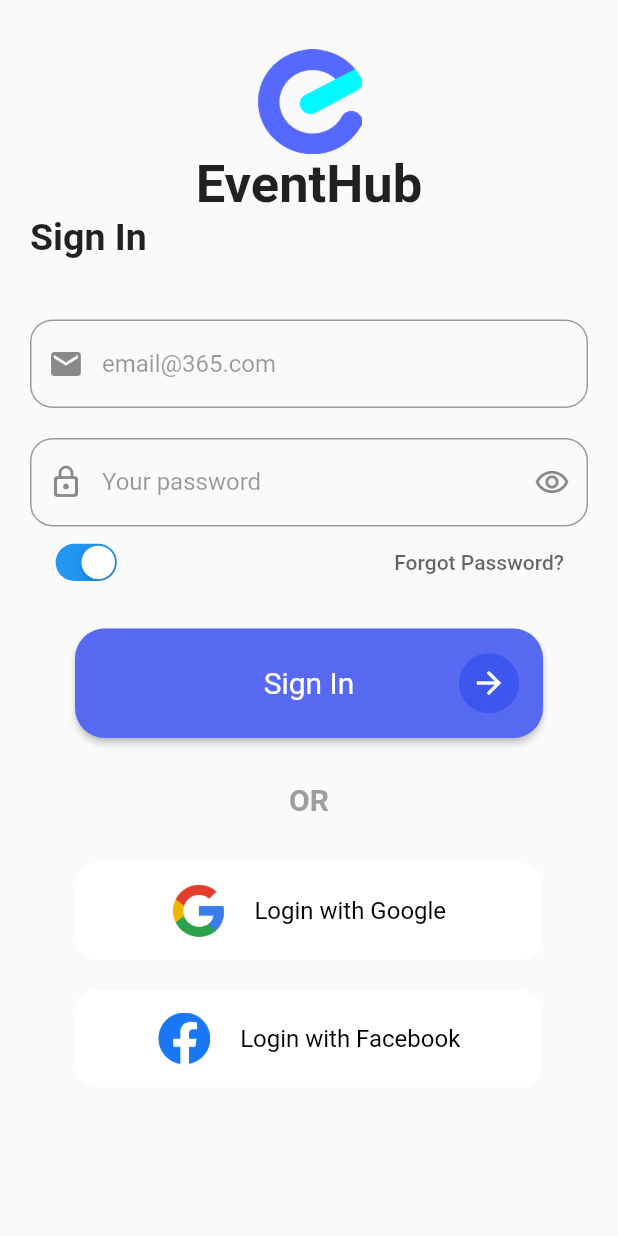
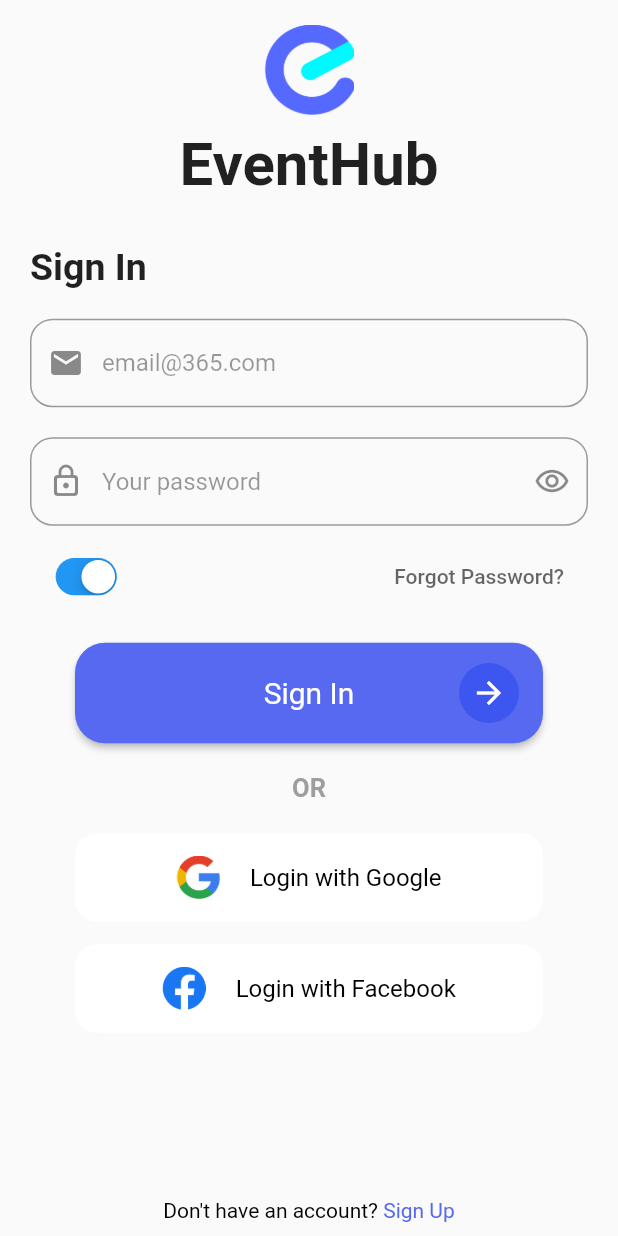
Before and after one commit to flutter-preview/DiftaFitrahul-booking-app-with-getx-and-express-js, a Flutter app: the screen it shows after launch, after a tap on "Sign In", on a phone screen of 412 x 824 dp. Run offline on Flutter 3.47's test engine with Material 2 defaults, Android fonts, the phone set to English and light mode, and no system bars; our stand-ins replace device_preview.

Commit message:
finish responsive login view

```diff
--- a/lib/components/button_auth_component.dart
+++ b/lib/components/button_auth_component.dart
@@ -4,13 +4,11 @@
   final String title;
   final VoidCallback onPress;
 
-  const ButtonAuthComp({super.key,
-  required this.title,
-  required this.onPress
-  });
+  const ButtonAuthComp({super.key, required this.title, required this.onPress});
 
   @override
   Widget build(BuildContext context) {
+    final screenHeight = MediaQuery.sizeOf(context).height;
     return Padding(
       padding: const EdgeInsets.symmetric(horizontal: 30.0),
       child: ElevatedButton(
@@ -24,11 +22,12 @@
               children: [
                 Align(
                     child: Padding(
-                  padding: const EdgeInsets.symmetric(vertical: 25.0),
+                  padding: EdgeInsets.symmetric(
+                      vertical: screenHeight < 880 ? 22 : 25.0),
                   child: Text(
                     title,
-                    style:
-                        const TextStyle(fontSize: 20, fontWeight: FontWeight.normal),
+                    style: const TextStyle(
+                        fontSize: 20, fontWeight: FontWeight.normal),
                   ),
                 )),
                 Align(
--- a/lib/components/provider_button_component.dart
+++ b/lib/components/provider_button_component.dart
@@ -4,14 +4,16 @@
   final String title;
   final String logoPath;
   final VoidCallback onPress;
-  const ProviderLogButton({super.key,
-  required this.title,
-  required this.logoPath,
-  required this.onPress,
+  const ProviderLogButton({
+    super.key,
+    required this.title,
+    required this.logoPath,
+    required this.onPress,
   });
 
   @override
   Widget build(BuildContext context) {
+    final screenHeight = MediaQuery.sizeOf(context).height;
     return Padding(
       padding: const EdgeInsets.symmetric(horizontal: 30.0),
       child: ElevatedButton(
@@ -27,14 +29,14 @@
               mainAxisAlignment: MainAxisAlignment.center,
               children: [
                 SizedBox(
-                  height: 35,
-                  width: 35,
+                  height: screenHeight < 880 ? 29 : 35,
+                  width: screenHeight < 880 ? 29 : 35,
                   child: Image.asset(logoPath),
                 ),
                 const SizedBox(
                   width: 20,
                 ),
-                 Text(
+                Text(
                   title,
                   style: TextStyle(
                       fontSize: 16,
--- a/lib/login_page.dart
+++ b/lib/login_page.dart
@@ -2,6 +2,7 @@
 import 'package:booking_app/components/form_auth_component.dart';
 import 'package:booking_app/components/provider_button_component.dart';
 import 'package:flutter/cupertino.dart';
+import 'package:flutter/gestures.dart';
 import 'package:flutter/material.dart';
 
 class LoginPage extends StatelessWidget {
@@ -12,65 +13,83 @@
     final _emailController = TextEditingController();
     final _passwordController = TextEditingController();
 
+    final screenHeight = MediaQuery.sizeOf(context).height;
+
     return Scaffold(
       body: SafeArea(
-          child: SingleChildScrollView(
+          child: LayoutBuilder(
+              builder: (context, constraints) => SingleChildScrollView(
+                    child: ConstrainedBox(
+                      constraints:
+                          BoxConstraints(minHeight: constraints.maxHeight),
+                      child: IntrinsicHeight(
                         child: GestureDetector(
-          onTap: () {
-            FocusScope.of(context).unfocus();
-            _passwordController.clear();
-          },
+                          onTap: () {},
                           child: Padding(
-            padding: const EdgeInsets.symmetric(horizontal: 20.0),
+                            padding:
+                                const EdgeInsets.symmetric(horizontal: 20.0),
                             child: Column(
                               crossAxisAlignment: CrossAxisAlignment.center,
                               children: [
                                 SizedBox(
-                  height: MediaQuery.sizeOf(context).height * 0.04,
+                                  height:
+                                      MediaQuery.sizeOf(context).height * 0.02,
                                 ),
                                 SizedBox(
-                  height: 70,
-                  width: 70,
+                                  height: screenHeight < 880 ? 60 : 70,
+                                  width: screenHeight < 880 ? 60 : 70,
                                   child: Image.asset(
                                     'assets/Group.png',
                                     fit: BoxFit.fill,
                                   ),
                                 ),
+                                const SizedBox(
+                                  height: 10,
+                                ),
                                 const Text(
                                   'EventHub',
-                  style: TextStyle(fontWeight: FontWeight.bold, fontSize: 35),
+                                  style: TextStyle(
+                                      fontWeight: FontWeight.bold,
+                                      fontSize: 40),
+                                ),
+                                const SizedBox(
+                                  height: 30,
                                 ),
                                 const Align(
                                     alignment: Alignment.centerLeft,
                                     child: Text(
                                       'Sign In',
-                      style:
-                          TextStyle(fontSize: 25, fontWeight: FontWeight.w600),
+                                      style: TextStyle(
+                                          fontSize: 25,
+                                          fontWeight: FontWeight.w600),
                                     )),
-                const SizedBox(
-                  height: 20,
-                ),
                                 const SizedBox(
                                   height: 20,
                                 ),
                                 FormAuthComp(
                                     formController: _emailController,
                                     hintText: 'email@365.com',
-                    leadingIcon: Icon(Icons.email),
+                                    leadingIcon: const Icon(Icons.email),
                                     trailingButton: null),
-                const SizedBox(height: 20),
+                                const SizedBox(
+                                  height: 20,
+                                ),
                                 FormAuthComp(
                                   formController: _passwordController,
                                   hintText: 'Your password',
-                  leadingIcon: const Icon(Icons.lock_outline_rounded),
+                                  leadingIcon:
+                                      const Icon(Icons.lock_outline_rounded),
                                   trailingButton: IconButton(
                                       onPressed: () {},
-                      icon: const Icon(Icons.remove_red_eye_outlined)),
+                                      icon: const Icon(
+                                          Icons.remove_red_eye_outlined)),
                                 ),
                                 Padding(
-                  padding: const EdgeInsets.symmetric(horizontal: 8.0),
+                                  padding: const EdgeInsets.symmetric(
+                                      horizontal: 8.0, vertical: 10),
                                   child: Row(
-                    mainAxisAlignment: MainAxisAlignment.spaceBetween,
+                                    mainAxisAlignment:
+                                        MainAxisAlignment.spaceBetween,
                                     children: [
                                       Transform.scale(
                                         scale: 0.8,
@@ -84,23 +103,25 @@
                                           onPressed: () {},
                                           child: Text(
                                             'Forgot Password?',
-                            style:
-                                TextStyle(color: Colors.black.withOpacity(0.6)),
+                                            style: TextStyle(
+                                                color: Colors.black
+                                                    .withOpacity(0.6)),
                                           ))
                                     ],
                                   ),
                                 ),
-                const SizedBox(height: 20),
+                                SizedBox(height: screenHeight < 880 ? 10 : 20),
                                 ButtonAuthComp(
                                   title: 'Sign In',
                                   onPress: () {},
                                 ),
-                const Padding(
-                  padding: EdgeInsets.symmetric(vertical: 30),
+                                Padding(
+                                  padding: EdgeInsets.symmetric(
+                                      vertical: screenHeight < 880 ? 20 : 25),
                                   child: Text(
                                     'OR',
                                     style: TextStyle(
-                        fontSize: 20,
+                                        fontSize: screenHeight < 880 ? 17 : 20,
                                         fontWeight: FontWeight.bold,
                                         color: Colors.grey),
                                   ),
@@ -110,17 +131,41 @@
                                   logoPath: 'assets/google.png',
                                   onPress: () {},
                                 ),
-                const SizedBox(height: 20),
+                                SizedBox(height: screenHeight < 880 ? 15 : 20),
                                 ProviderLogButton(
                                   title: 'Login with Facebook',
                                   logoPath: 'assets/facebook.png',
                                   onPress: () {},
-                )
+                                ),
+                                const Expanded(child: SizedBox()),
+                                Padding(
+                                    padding: EdgeInsets.only(
+                                        bottom: screenHeight < 880
+                                            ? 9
+                                            : screenHeight > 920
+                                                ? 80.0
+                                                : 30.0),
+                                    child: RichText(
+                                        text: TextSpan(
+                                            text: "Don't have an account? ",
+                                            style: const TextStyle(
+                                                color: Colors.black),
+                                            children: [
+                                          TextSpan(
+                                              text: 'Sign Up',
+                                              style: const TextStyle(
+                                                  color: Color.fromARGB(
+                                                      255, 86, 105, 240)),
+                                              recognizer: TapGestureRecognizer()
+                                                ..onTap = () {})
+                                        ])))
                               ],
                             ),
                           ),
                         ),
-      )),
+                      ),
+                    ),
+                  ))),
     );
   }
 }
--- a/lib/main.dart
+++ b/lib/main.dart
@@ -1,8 +1,13 @@
 import 'package:booking_app/login_page.dart';
+import 'package:device_preview/device_preview.dart';
+import 'package:flutter/foundation.dart';
 import 'package:flutter/material.dart';
 
 void main() {
-  runApp(const MainApp());
+  runApp(DevicePreview(
+    enabled: !kReleaseMode,
+    builder: (context) => const MainApp(),
+  ));
 }
 
 class MainApp extends StatelessWidget {
@@ -10,8 +15,10 @@
 
   @override
   Widget build(BuildContext context) {
-    return const MaterialApp(
-      home: LoginPage()
-    );
+    return MaterialApp(
+        locale: DevicePreview.locale(context),
+        builder: DevicePreview.appBuilder,
+        debugShowCheckedModeBanner: false,
+        home: const LoginPage());
   }
 }
--- a/pubspec.yaml
+++ b/pubspec.yaml
@@ -7,6 +7,7 @@
   sdk: '>=3.0.0 <4.0.0'
 
 dependencies:
+  device_preview: ^1.1.0
   flutter:
     sdk: flutter
 
```
Also changed, not shown: pubspec.lock, 1 other file. Lines whose indentation alone changed are shown as unchanged.
